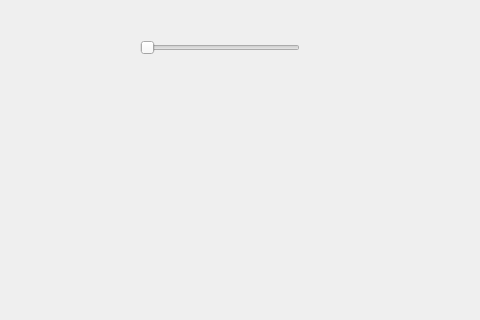
Old version of the form YxNote/mainwindow.ui in the repository HectorJiang/QtDemos; both pictures show x 0 to 480 and y 0 to 320 of the 800 by 600 pixel window.
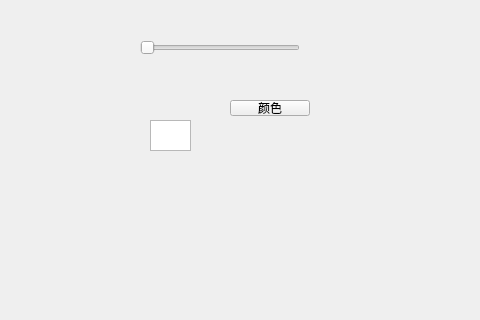
New version of the form.

```diff
--- a/YxNote/mainwindow.ui
+++ b/YxNote/mainwindow.ui
@@ -30,6 +30,42 @@
      <enum>Qt::Horizontal</enum>
     </property>
    </widget>
+   <widget class="QLabel" name="m_pLbColor">
+    <property name="geometry">
+     <rect>
+      <x>150</x>
+      <y>100</y>
+      <width>35</width>
+      <height>10</height>
+     </rect>
+    </property>
+    <property name="text">
+     <string/>
+    </property>
+   </widget>
+   <widget class="QGraphicsView" name="m_pGraphicViewColor">
+    <property name="geometry">
+     <rect>
+      <x>150</x>
+      <y>120</y>
+      <width>41</width>
+      <height>31</height>
+     </rect>
+    </property>
+   </widget>
+   <widget class="QPushButton" name="pushButton">
+    <property name="geometry">
+     <rect>
+      <x>230</x>
+      <y>100</y>
+      <width>80</width>
+      <height>16</height>
+     </rect>
+    </property>
+    <property name="text">
+     <string>颜色</string>
+    </property>
+   </widget>
   </widget>
   <widget class="QMenuBar" name="menubar">
    <property name="geometry">
```
